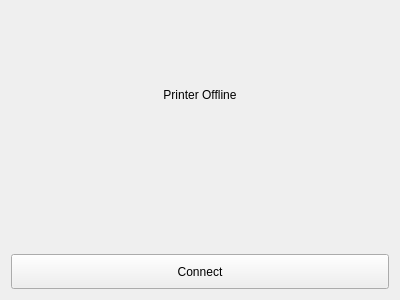
Above: pages/printer/offline/printerofflinescreen.ui from DigitalArtifex/Flo before the change. Below: the same form after it.
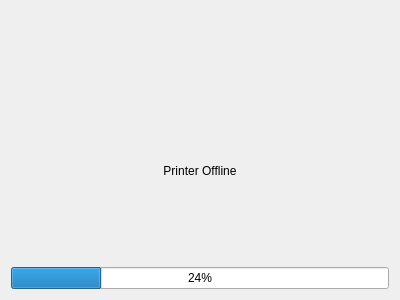
That is the form after the change.

```diff
--- a/pages/printer/offline/printerofflinescreen.ui
+++ b/pages/printer/offline/printerofflinescreen.ui
@@ -14,7 +14,7 @@
    <string>Frame</string>
   </property>
   <layout class="QGridLayout" name="gridLayout">
-   <item row="3" column="1">
+   <item row="4" column="1">
     <spacer name="verticalSpacer">
      <property name="orientation">
       <enum>Qt::Vertical</enum>
@@ -27,7 +27,7 @@
      </property>
     </spacer>
    </item>
-   <item row="1" column="0" colspan="3">
+   <item row="3" column="1">
     <widget class="QLabel" name="label">
      <property name="text">
       <string>Printer Offline</string>
@@ -82,25 +82,6 @@
      </property>
     </spacer>
    </item>
-   <item row="4" column="0" colspan="3">
-    <widget class="QPushButton" name="pushButton">
-     <property name="minimumSize">
-      <size>
-       <width>35</width>
-       <height>35</height>
-      </size>
-     </property>
-     <property name="maximumSize">
-      <size>
-       <width>16777215</width>
-       <height>35</height>
-      </size>
-     </property>
-     <property name="text">
-      <string>Connect</string>
-     </property>
-    </widget>
-   </item>
    <item row="0" column="0" colspan="3">
     <spacer name="verticalSpacer_2">
      <property name="orientation">
@@ -114,6 +95,48 @@
      </property>
     </spacer>
    </item>
+   <item row="2" column="1">
+    <widget class="QLabel" name="printerOfflineIcon">
+     <property name="minimumSize">
+      <size>
+       <width>64</width>
+       <height>64</height>
+      </size>
+     </property>
+     <property name="maximumSize">
+      <size>
+       <width>64</width>
+       <height>64</height>
+      </size>
+     </property>
+     <property name="text">
+      <string/>
+     </property>
+     <property name="alignment">
+      <set>Qt::AlignCenter</set>
+     </property>
+    </widget>
+   </item>
+   <item row="2" column="0">
+    <spacer name="horizontalSpacer">
+     <property name="orientation">
+      <enum>Qt::Horizontal</enum>
+     </property>
+     <property name="sizeHint" stdset="0">
+      <size>
+       <width>40</width>
+       <height>20</height>
+      </size>
+     </property>
+    </spacer>
+   </item>
+   <item row="5" column="0" colspan="3">
+    <widget class="QProgressBar" name="progressBar">
+     <property name="value">
+      <number>24</number>
+     </property>
+    </widget>
+   </item>
   </layout>
  </widget>
  <resources/>
```
Left out of the diff: 32 changed lines with no effect on the pictures.
